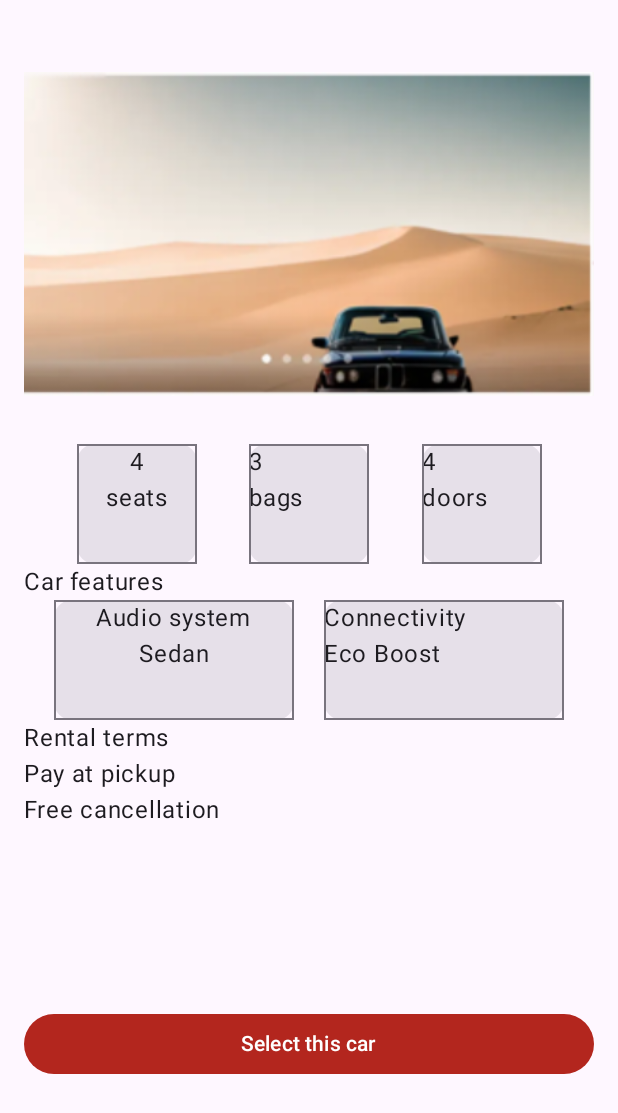
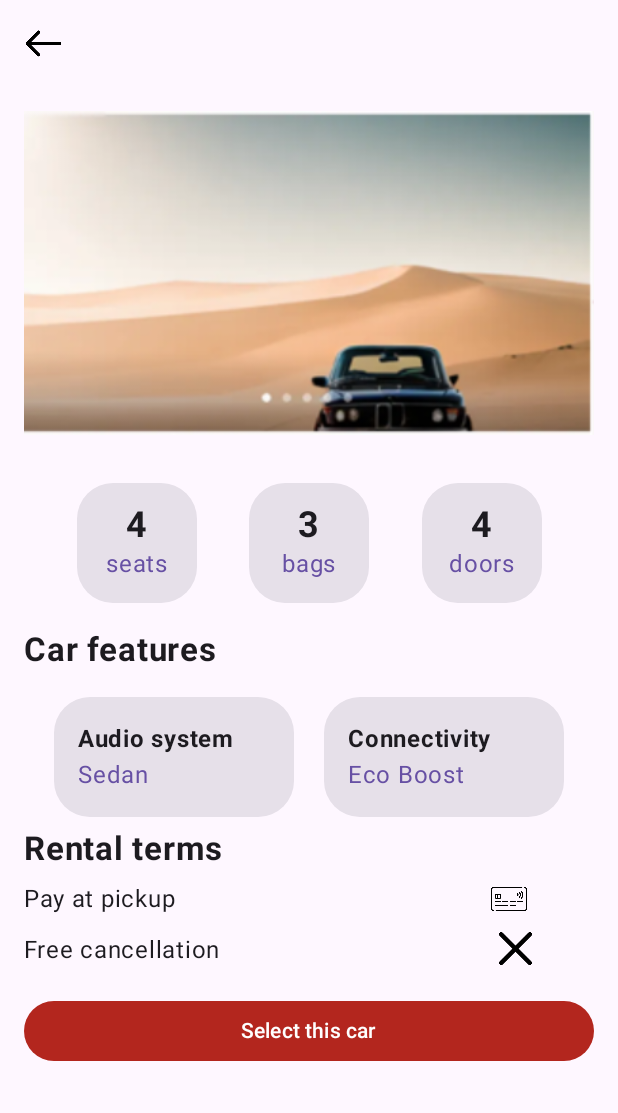
Before and after one commit to danielkakiuthi/SODV3203_CarRentalApp, an Android app built with Jetpack Compose: the Search screen opened through its navigation route, on a phone screen of 412 x 824 dp. Shown: the top 1113 px of the screen. Run offline under Robolectric (Android 15) with nearby library versions, the phone set to English and light mode, and no system bars.

Commit message:
ux finish non polish

```diff
--- a/app/src/main/java/com/example/sodv3203_carrentalapp/ui/PageSearch.kt
+++ b/app/src/main/java/com/example/sodv3203_carrentalapp/ui/PageSearch.kt
@@ -2,7 +2,9 @@ package com.example.sodv3203_carrentalapp.ui
 
 import androidx.compose.foundation.BorderStroke
 import androidx.compose.foundation.Image
+import androidx.compose.foundation.background
 import androidx.compose.foundation.border
+import androidx.compose.foundation.clickable
 import androidx.compose.foundation.layout.Arrangement
 import androidx.compose.foundation.layout.Box
 import androidx.compose.foundation.layout.Column
@@ -13,7 +15,10 @@ import androidx.compose.foundation.layout.fillMaxSize
 import androidx.compose.foundation.layout.fillMaxWidth
 import androidx.compose.foundation.layout.height
 import androidx.compose.foundation.layout.padding
+import androidx.compose.foundation.layout.size
 import androidx.compose.foundation.layout.width
+import androidx.compose.foundation.magnifier
+import androidx.compose.foundation.shape.RoundedCornerShape
 import androidx.compose.material3.BottomAppBar
 import androidx.compose.material3.Button
 import androidx.compose.material3.ButtonColors
@@ -28,6 +33,7 @@ import androidx.compose.runtime.collectAsState
 import androidx.compose.runtime.getValue
 import androidx.compose.ui.Alignment
 import androidx.compose.ui.Modifier
+import androidx.compose.ui.draw.clip
 import androidx.compose.ui.graphics.Color
 
 import androidx.compose.ui.layout.ContentScale
@@ -36,9 +42,12 @@ import androidx.compose.ui.layout.VerticalAlignmentLine
 import androidx.compose.ui.res.dimensionResource
 import androidx.compose.ui.res.painterResource
 import androidx.compose.ui.res.stringResource
+import androidx.compose.ui.text.font.FontStyle
+import androidx.compose.ui.text.font.FontWeight
 import androidx.compose.ui.text.style.TextAlign
 import androidx.compose.ui.tooling.preview.Preview
 import androidx.compose.ui.unit.dp
+import androidx.compose.ui.unit.sp
 import com.example.sodv3203_carrentalapp.R
 import com.example.sodv3203_carrentalapp.data.AppUiState
 import com.example.sodv3203_carrentalapp.data.Car
@@ -59,9 +68,20 @@ fun DisplayPageSearch(
 
 
     Column(
-        modifier = modifier
+        modifier = modifier,
+
     ) {
-//        Text(text = "Placeholder: Search Page")
+        Row {
+
+            Image(
+                painter = painterResource(id = R.drawable.back),
+                contentDescription = null,
+                modifier = Modifier
+                    .clickable { onBackButtonClicked() }
+                    .size(26.dp)
+
+            )
+        }
         Image(
 //            contentScale = ContentScale.Fit,
             painter = painterResource(id = R.drawable.seach_demo),
@@ -78,58 +98,88 @@ fun DisplayPageSearch(
                 .fillMaxWidth()
         ) {
             Card (
-
                 modifier = Modifier
-                    .border(width = 1.dp, color = MaterialTheme.colorScheme.outline)
                     .width(80.dp)
                     .height(80.dp)
+                    .clip(RoundedCornerShape(24.dp))
             ){
                 Column (
-
+                    horizontalAlignment = Alignment.CenterHorizontally,
+                    verticalArrangement = Arrangement.Center,
                     modifier = Modifier
-                        .fillMaxWidth(),
-                    horizontalAlignment = Alignment.CenterHorizontally,
-
-
+                        .fillMaxWidth()
+                        .fillMaxHeight()
                 ){
                     Text(
+                        fontSize = 24.sp,
+                        fontWeight = FontWeight.Bold,
                         text = cars[0].seat.toString(),
                         )
-                    Text(text = "seats")
+                    Text(
+                        text = "seats",
+                        color = MaterialTheme.colorScheme.surfaceTint
+                    )
                 }
             }
             Card (
-
                 modifier = Modifier
-                    .border(width = 1.dp, color = MaterialTheme.colorScheme.outline)
                     .width(80.dp)
                     .height(80.dp)
+                    .clip(RoundedCornerShape(24.dp))
             ){
-                Column {
+                Column (
+                    horizontalAlignment = Alignment.CenterHorizontally,
+                    verticalArrangement = Arrangement.Center,
+                    modifier = Modifier
+                        .fillMaxWidth()
+                        .fillMaxHeight()
+                    ){
                     Text(
+                        fontSize = 24.sp,
+                        fontWeight = FontWeight.Bold,
                         text = cars[0].bags.toString() ,
                     )
-                    Text(text = "bags")
+                    Text(
+                        text = "bags",
+                        color = MaterialTheme.colorScheme.surfaceTint
+                    )
                 }
             }
             Card (
-
                 modifier = Modifier
-                    .border(width = 1.dp, color = MaterialTheme.colorScheme.outline)
                     .width(80.dp)
                     .height(80.dp)
+                    .clip(RoundedCornerShape(24.dp))
             ){
-                Column {
+                Column (
+                    horizontalAlignment = Alignment.CenterHorizontally,
+                    verticalArrangement = Arrangement.Center,
+                    modifier = Modifier
+                        .fillMaxWidth()
+                        .fillMaxHeight()
+                ){
                     Text(
+                        fontSize = 24.sp,
+                        fontWeight = FontWeight.Bold,
                         text = cars[0].doors.toString()  ,
                     )
-                    Text(text = "doors")
+                    Text(
+                        text = "doors",
+                        color = MaterialTheme.colorScheme.surfaceTint
+                    )
                 }
             }
         }
-
-        Text(text = "Car features")
-
+        Row {
+            Text(
+                fontSize = 22.sp,
+                fontWeight = FontWeight.Bold,
+                text = "Car features",
+                modifier = Modifier
+                    .fillMaxWidth()
+                    .padding(top = 18.dp, bottom = 18.dp)
+                )
+        }
         Row (
             verticalAlignment = Alignment.CenterVertically,
             horizontalArrangement = Arrangement.SpaceEvenly,
@@ -137,53 +187,102 @@ fun DisplayPageSearch(
                 .fillMaxWidth()
         ) {
             Card(
-
-                modifier = Modifier
-                    .border(width = 1.dp, color = MaterialTheme.colorScheme.outline)
-                    .width(160.dp)
-                    .height(80.dp)
+                   modifier = Modifier
+                       .width(160.dp)
+                       .height(80.dp)
+                       .clip(RoundedCornerShape(24.dp))
             ) {
                 Column(
-
+                    horizontalAlignment = Alignment.Start,
+                    verticalArrangement = Arrangement.Center,
                     modifier = Modifier
-                        .fillMaxWidth(),
-                    horizontalAlignment = Alignment.CenterHorizontally,
-
-
+                        .fillMaxWidth()
+                        .fillMaxHeight()
+                        .padding(start = 16.dp)
                     ) {
-                    Text(text = "Audio system")
                     Text(
-                        text = stringResource( cars[0].category )
+                        text = "Audio system",
+                        fontWeight = FontWeight.Bold,
+                        )
+                    Text(
+                        text = stringResource( cars[0].category ),
+                        color = MaterialTheme.colorScheme.surfaceTint
                     )
                 }
             }
             Card(
-
                 modifier = Modifier
-                    .border(width = 1.dp, color = MaterialTheme.colorScheme.outline)
                     .width(160.dp)
                     .height(80.dp)
+                    .clip(RoundedCornerShape(24.dp))
             ) {
-                Column {
-                    Text(text = "Connectivity")
+                Column(
+                    horizontalAlignment = Alignment.Start,
+                    verticalArrangement = Arrangement.Center,
+                    modifier = Modifier
+                        .fillMaxWidth()
+                        .fillMaxHeight()
+                        .padding(start = 16.dp)
+                ) {
                     Text(
-                        text = stringResource( cars[0].feature )
+                        text = "Connectivity",
+                        fontWeight = FontWeight.Bold,
+                        )
+                    Text(
+                        text = stringResource( cars[0].feature),
+                        color = MaterialTheme.colorScheme.surfaceTint
+
+
                     )
                 }
             }
         }
 
-        Text(text = "Rental terms")
 
-        Text(text = "Pay at pickup")
-        Text(text = "Free cancellation")
-        Spacer(modifier = Modifier.height(120.dp))
+        Text(
+            text = "Rental terms",
+            fontSize = 22.sp,
+            fontWeight = FontWeight.Bold,
+            modifier = Modifier
+                .padding(top = 8.dp , bottom = 8.dp)
+            )
+        Column {
+            Row (
+//                horizontalArrangement = Arrangement.SpaceAround,
+                modifier = Modifier
+                    .fillMaxWidth()
+                    .height(24.dp)
+//                    .padding(bottom = 4.dp)
+            ){
+                Text(text = "Pay at pickup")
+                Spacer(Modifier.width(210.dp))
+                Image(
+                    painter = painterResource(id = R.drawable.credit)  ,
+                    contentDescription = null,
+//                    Modifier.size(40.dp)
+                )
+            }
+            Row (
+                modifier = Modifier
+                    .fillMaxWidth()
+                    .height(32.dp)
+                    .padding(top = 10.dp)
+            ){
+                Text(text = "Free cancellation")
+                Spacer(Modifier.width(185.dp))
+                Image(
+                    painter = painterResource(id = R.drawable.cancel)  ,
+                    contentDescription = null,
+//                    modifier = Modifier
+//                        .width(80.dp)
+                )
+            }
+        }
+        Spacer(modifier = Modifier.height(20.dp))
         Column (
             modifier = Modifier
-//                .fillMaxHeight()
         ){
             Row (
-//                verticalAlignment = Alignment.Bottom,
             ){
                 Button(
                     modifier = Modifier.fillMaxWidth(),
```
Also changed, not shown: app/src/main/java/com/example/sodv3203_carrentalapp/ui/AppViewModel.kt (+18 -6 lines), app/src/main/java/com/example/sodv3203_carrentalapp/ui/PageLanding.kt (+191 -236 lines), app/src/main/res/drawable/back.png (added), app/src/main/res/drawable/cancel.png (added), app/src/main/res/drawable/credit.png (added).
